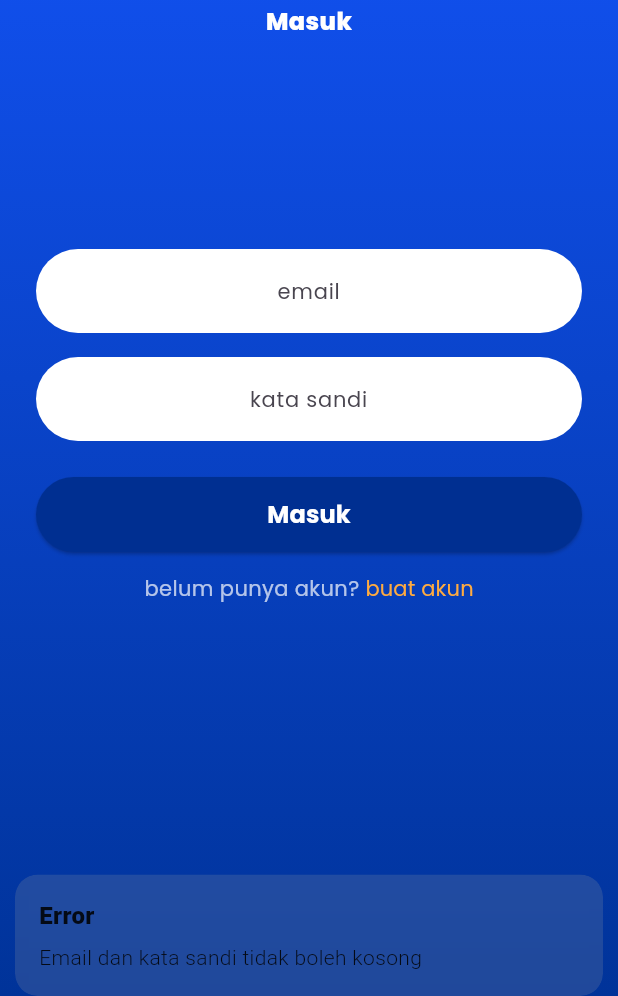
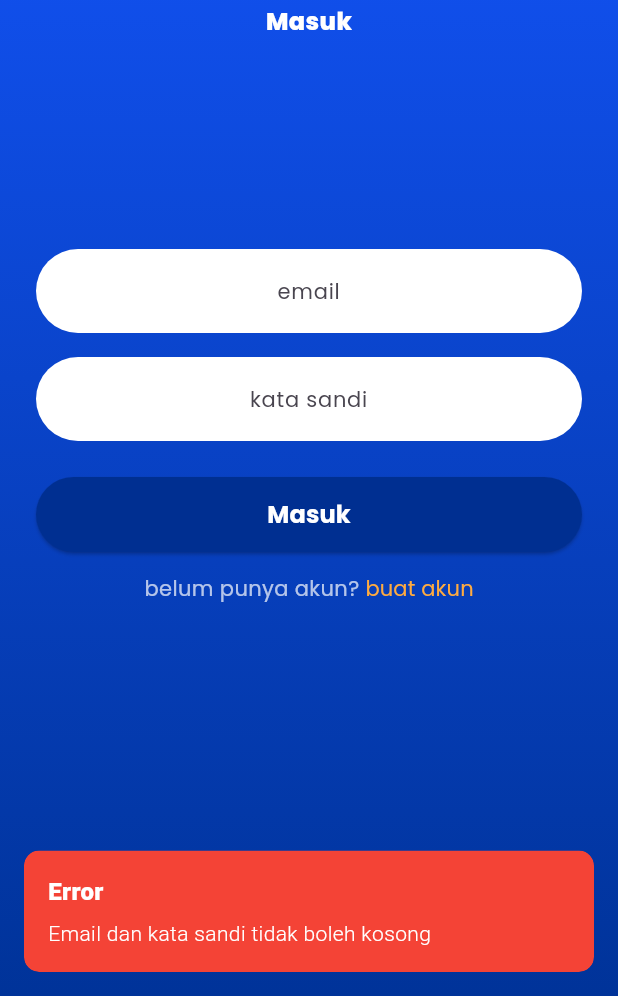
Before and after one commit to zoeeyy21/Tubes-GDGoC, a Flutter app: the screen it shows after launch, after a tap on "Masuk", on a phone screen of 412 x 824 dp, the part 240-1236 px from its top. Run offline on Flutter 3.47's test engine with Material 3 defaults, Android fonts, the phone set to English and light mode, and no system bars; our stand-ins replace firebase_auth, firebase_core, get; accounts and stored records are empty.

Commit message:
fix error handling on login and signup process. add login button when user UnAuthenticated/not login

```diff
--- a/lib/pages/login.dart
+++ b/lib/pages/login.dart
@@ -123,15 +123,39 @@ class LoginPage extends StatelessWidget {
                                   final email = emailController.text.trim();
                                   final password =
                                       passwordController.text.trim();
+
+                                  // Validasi basic di UI
                                   if (email.isEmpty || password.isEmpty) {
                                     Get.snackbar(
                                       'Error',
                                       'Email dan kata sandi tidak boleh kosong',
                                       snackPosition: SnackPosition.BOTTOM,
+                                      backgroundColor: Colors.red,
+                                      colorText: Colors.white,
+                                      margin: EdgeInsets.all(16),
+                                      borderRadius: 10,
                                     );
-                                  } else {
-                                    authController.login(email, password);
+                                    return;
                                   }
+
+                                  // Validasi format email
+                                  final emailRegex = RegExp(
+                                      r'^[\w-\.]+@([\w-]+\.)+[\w-]{2,4}$');
+                                  if (!emailRegex.hasMatch(email)) {
+                                    Get.snackbar(
+                                      'Format Email Salah',
+                                      'Masukkan alamat email yang valid',
+                                      snackPosition: SnackPosition.BOTTOM,
+                                      backgroundColor: Colors.red,
+                                      colorText: Colors.white,
+                                      margin: EdgeInsets.all(16),
+                                      borderRadius: 10,
+                                    );
+                                    return;
+                                  }
+
+                                  // Jika validasi lulus, lakukan login
+                                  authController.login(email, password);
                                 },
                           style: ElevatedButton.styleFrom(
                             backgroundColor: const Color(0xFF002F91),
--- a/lib/services/auth_service.dart
+++ b/lib/services/auth_service.dart
@@ -25,7 +25,8 @@ class AuthService {
       return _mapFirebaseUser(userCredential.user);
     } catch (e) {
       print("Error signing in: $e");
-      return null;
+      // Re-throw exception agar dapat ditangkap oleh controller
+      throw e;
     }
   }
 
```
Also changed, not shown: lib/controllers/auth/auth_controller.dart (+6 -9 lines), lib/pages/homepage.dart (+23 -6 lines), 12 other files.
